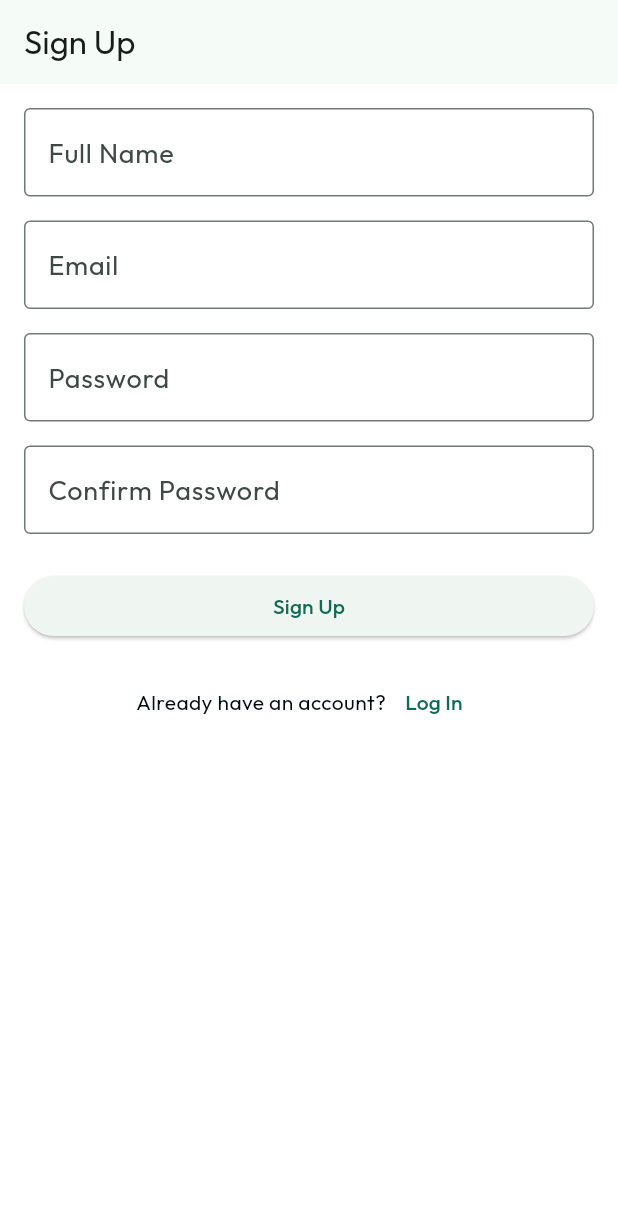
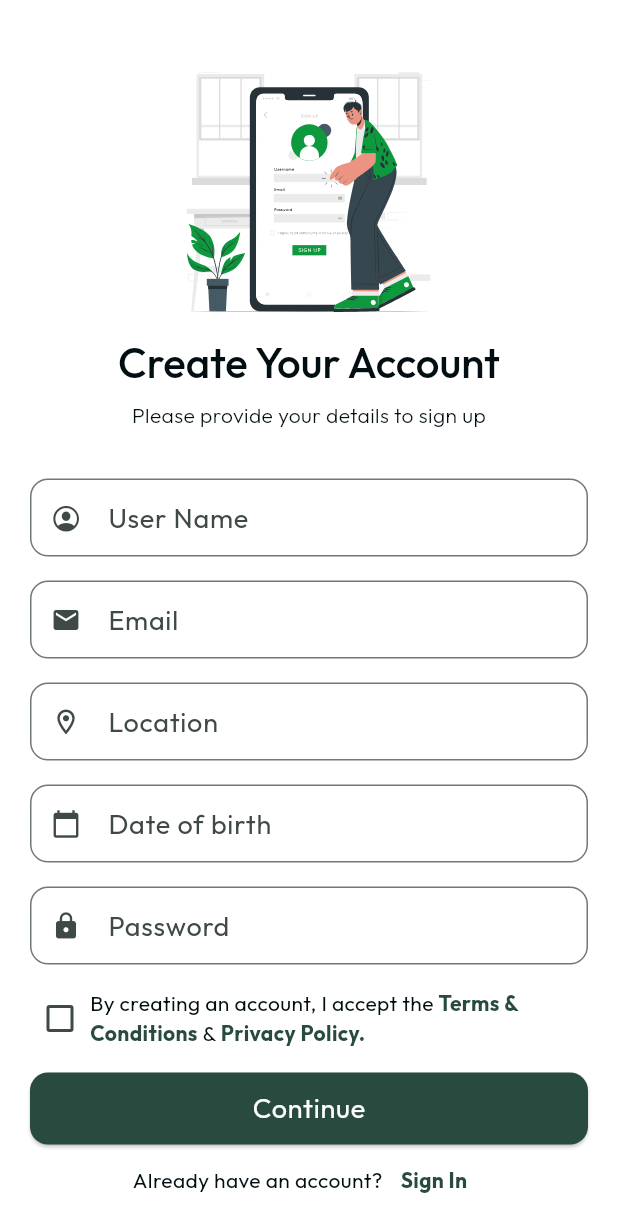
Before and after one commit to Sohan-14/riverpod_test, a Flutter app: the SignUpScreen screen opened by its route, on a phone screen of 412 x 824 dp. Shown: the top 1232 px of the screen. Run offline on Flutter 3.47's test engine with Material 3 defaults, Android fonts, the light colour scheme and no system bars; our stand-ins replace cached_network_image, connectivity_plus, dio, equatable, flutter_riverpod, flutter_secure_storage and 3 more; accounts and stored records are empty; project files that could hold a hidden picture were left out.

Commit message:
design: sign in, sign up

```diff
--- /dev/null
+++ b/lib/core/shared/app_elevated_button.dart
@@ -0,0 +1,56 @@
+import 'package:flutter/material.dart';
+
+import '../extensions/context_extensions.dart';
+import '../config/colors.dart';
+
+class AppElevatedButton extends StatelessWidget {
+  final String label;
+  final VoidCallback? onPressed;
+  final bool isLoading;
+  final bool isEnabled;
+  final Widget? icon;
+  final double? height;
+  final Color? backgroundColor;
+
+  const AppElevatedButton({
+    super.key,
+    required this.label,
+    required this.onPressed,
+    this.isLoading = false,
+    this.isEnabled = true,
+    this.icon,
+    this.backgroundColor,
+    this.height = 48.0,
+  });
+
+  @override
+  Widget build(BuildContext context) {
+    return ElevatedButton(
+      onPressed: isEnabled && !isLoading ? onPressed : null,
+      style: ElevatedButton.styleFrom(
+        backgroundColor: backgroundColor ?? AppColors.primary,
+        minimumSize: Size(double.infinity, height!),
+        shape: RoundedRectangleBorder(
+          borderRadius: BorderRadius.circular(12),
+        ),
+      ),
+      child: isLoading
+          ? const CircularProgressIndicator()
+          : Row(
+              mainAxisAlignment: MainAxisAlignment.center,
+              children: <Widget>[
+                if (icon != null) ...<Widget>[
+                  icon!,
+                  const SizedBox(width: 8),
+                ],
+                Text(
+                  label,
+                  style: context.txtTheme.bodyLarge?.copyWith(
+                    color: AppColors.white,
+                  ),
+                ),
+              ],
+            ),
+    );
+  }
+}
--- a/lib/features/auth/presentation/screens/sign_up_screen.dart
+++ b/lib/features/auth/presentation/screens/sign_up_screen.dart
@@ -1,138 +1,191 @@
-import 'package:app/features/auth/presentation/states/auth_state.dart';
-import 'package:app/features/auth/presentation/states/sign_up_state.dart';
+import 'package:flutter/cupertino.dart';
 import 'package:flutter/material.dart';
 import 'package:flutter_riverpod/flutter_riverpod.dart';
 import 'package:go_router/go_router.dart';
 
+import '../../../../core/config/colors.dart';
+import '../../../../core/shared/app_elevated_button.dart';
+import '../../../../core/extensions/context_extensions.dart';
+import '../../../../core/config/icons.dart';
+import '../../../../core/config/sizes.dart';
 import '../../../../core/navigation/route_paths.dart';
+import '../../../../core/shared/image_loader.dart';
 import '../providers/auth_provider.dart';
+import '../widgets/auth_text_field.dart';
+import '../widgets/auth_title_section.dart';
 
 class SignUpScreen extends ConsumerWidget {
   const SignUpScreen({super.key});
 
   @override
   Widget build(BuildContext context, WidgetRef ref) {
-    final TextEditingController nameController = TextEditingController();
+    final TextEditingController userController = TextEditingController();
     final TextEditingController emailController = TextEditingController();
+    final TextEditingController locationController = TextEditingController();
     final TextEditingController passwordController = TextEditingController();
-    final TextEditingController confirmPasswordController =
-        TextEditingController();
-
-    final SignupState signupState = ref.watch(signupControllerProvider);
-    final AuthState authState = ref.watch(authProvider);
 
     return Scaffold(
-      appBar: AppBar(title: const Text('Sign Up')),
-      body: SingleChildScrollView(
-        child: Padding(
-          padding: const EdgeInsets.all(16.0),
+      body: SafeArea(
+        child: SingleChildScrollView(
+          physics: const BouncingScrollPhysics(),
+          padding: const EdgeInsets.symmetric(
+            horizontal: AppSizes.screenHorizontal,
+            vertical: AppSizes.spaceBetweenItems,
+          ),
           child: Column(
             crossAxisAlignment: CrossAxisAlignment.stretch,
             children: <Widget>[
-              if (authState.errorMessage != null)
-                Padding(
-                  padding: const EdgeInsets.only(bottom: 16.0),
-                  child: Text(
-                    authState.errorMessage!,
-                    style: const TextStyle(color: Colors.red),
-                  ),
-                ),
+              const SizedBox(height: AppSizes.spaceBetweenSections),
 
-              TextFormField(
-                controller: nameController,
-                decoration: InputDecoration(
-                  labelText: 'Full Name',
-                  border: const OutlineInputBorder(),
-                  errorText: signupState.nameError,
-                ),
-                onChanged: (String value) => ref
-                    .read(signupControllerProvider.notifier)
-                    .updateName(value),
+              const ImageLoader(
+                imagePath: AppIcons.signUp,
+                width: 160,
+                height: 160,
+                fit: BoxFit.contain,
               ),
 
-              const SizedBox(height: 16),
+              const SizedBox(height: AppSizes.spaceBetweenItems),
 
-              TextFormField(
-                controller: emailController,
-                decoration: InputDecoration(
-                  labelText: 'Email',
-                  border: const OutlineInputBorder(),
-                  errorText: signupState.emailError,
-                ),
-                keyboardType: TextInputType.emailAddress,
-                onChanged: (String value) => ref
-                    .read(signupControllerProvider.notifier)
-                    .updateEmail(value),
+              const AuthTitleSection(
+                title: "Create Your Account",
+                subTitle: "Please provide your details to sign up",
               ),
 
-              const SizedBox(height: 16),
+              const SizedBox(height: AppSizes.spaceBetweenSections),
 
-              TextFormField(
-                controller: passwordController,
-                decoration: InputDecoration(
-                  labelText: 'Password',
-                  border: const OutlineInputBorder(),
-                  errorText: signupState.passwordError,
-                ),
-                obscureText: true,
-                onChanged: (String value) {
-                  ref
-                      .read(signupControllerProvider.notifier)
-                      .updatePassword(value);
-                  // Also validate confirm password when password changes
-                  if (confirmPasswordController.text.isNotEmpty) {
-                    ref
-                        .read(signupControllerProvider.notifier)
-                        .updateConfirmPassword(
-                          value,
-                          confirmPasswordController.text,
-                        );
-                  }
+              Consumer(
+                builder: (BuildContext context, WidgetRef ref, Widget? child) {
+                  return AuthTextField(
+                    controller: userController,
+                    labelText: 'User Name',
+                    keyboardType: TextInputType.text,
+                    prefixIcon: CupertinoIcons.profile_circled,
+                  );
                 },
               ),
 
-              const SizedBox(height: 16),
+              const SizedBox(height: AppSizes.spaceBetweenItems),
 
-              TextFormField(
-                controller: confirmPasswordController,
-                decoration: InputDecoration(
-                  labelText: 'Confirm Password',
-                  border: const OutlineInputBorder(),
-                  errorText: signupState.confirmPasswordError,
-                ),
-                obscureText: true,
-                onChanged: (String value) => ref
-                    .read(signupControllerProvider.notifier)
-                    .updateConfirmPassword(passwordController.text, value),
+              Consumer(
+                builder: (BuildContext context, WidgetRef ref, Widget? child) {
+                  return AuthTextField(
+                    controller: emailController,
+                    labelText: 'Email',
+                    keyboardType: TextInputType.emailAddress,
+                    prefixIcon: Icons.email,
+                  );
+                },
               ),
 
-              const SizedBox(height: 24),
+              const SizedBox(height: AppSizes.spaceBetweenItems),
 
-              ElevatedButton(
-                onPressed: signupState.isSubmitting
-                    ? null
-                    : () => ref
-                          .read(signupControllerProvider.notifier)
-                          .signup(
-                            nameController.text,
-                            emailController.text,
-                            passwordController.text,
-                            confirmPasswordController.text,
-                          ),
-                child: signupState.isSubmitting
-                    ? const CircularProgressIndicator()
-                    : const Text('Sign Up'),
+              Consumer(
+                builder: (BuildContext context, WidgetRef ref, Widget? child) {
+                  return AuthTextField(
+                    controller: locationController,
+                    labelText: 'Location',
+                    keyboardType: TextInputType.text,
+                    prefixIcon: Icons.location_on_outlined,
+                  );
+                },
               ),
 
-              const SizedBox(height: 16),
+              const SizedBox(height: AppSizes.spaceBetweenItems),
+
+              Consumer(
+                builder: (BuildContext context, WidgetRef ref, Widget? child) {
+                  return AuthTextField(
+                    controller: locationController,
+                    labelText: 'Date of birth',
+                    keyboardType: TextInputType.text,
+                    prefixIcon: Icons.calendar_today,
+                  );
+                },
+              ),
+
+              const SizedBox(height: AppSizes.spaceBetweenItems),
+
+              Consumer(
+                builder: (BuildContext context, WidgetRef ref, Widget? child) {
+                  return AuthTextField(
+                    controller: passwordController,
+                    labelText: 'Password',
+                    obscureText: true,
+                    prefixIcon: Icons.lock,
+                  );
+                },
+              ),
+
+              const SizedBox(height: AppSizes.spaceBetweenItems),
+
+              Row(
+                children: <Widget>[
+                  Checkbox(
+                    materialTapTargetSize: MaterialTapTargetSize.shrinkWrap,
+                    value: false,
+                    onChanged: (bool? value) {},
+                  ),
+                  Expanded(
+                    child: RichText(
+                      text: TextSpan(
+                        text: "By creating an account, I accept the ",
+                        style: context.txtTheme.bodyMedium,
+                        children: <TextSpan>[
+                          TextSpan(
+                            text: "Terms & Conditions",
+                            style: context.txtTheme.bodyMedium?.copyWith(
+                              color: AppColors.primary,
+                              fontWeight: FontWeight.bold,
+                            ),
+                          ),
+                          const TextSpan(
+                            text: " & ",
+                          ),
+                          TextSpan(
+                            text: "Privacy Policy.",
+                            style: context.txtTheme.bodyMedium?.copyWith(
+                              color: AppColors.primary,
+                              fontWeight: FontWeight.bold,
+                            ),
+                          ),
+                        ],
+                      ),
+                    ),
+                  ),
+                ],
+              ),
+
+              const SizedBox(height: AppSizes.spaceBetweenItems),
+
+              AppElevatedButton(
+                onPressed: () {
+                  ref
+                      .read(loginControllerProvider.notifier)
+                      .login(
+                        emailController.text,
+                        passwordController.text,
+                      );
+                },
+                label: 'Continue',
+                isLoading: ref.watch(loginControllerProvider).isSubmitting,
+              ),
 
               Row(
                 mainAxisAlignment: MainAxisAlignment.center,
                 children: <Widget>[
-                  const Text('Already have an account?'),
+                  Text(
+                    "Already have an account?",
+                    style: context.txtTheme.bodyMedium,
+                  ),
                   TextButton(
                     onPressed: () => context.push(RoutePaths.login),
-                    child: const Text('Log In'),
+                    child: Text(
+                      'Sign In',
+                      style: context.txtTheme.bodyMedium?.copyWith(
+                        color: AppColors.primary,
+                        fontWeight: FontWeight.bold,
+                      ),
+                    ),
                   ),
                 ],
               ),
--- a/lib/features/auth/presentation/states/login_state.dart
+++ b/lib/features/auth/presentation/states/login_state.dart
@@ -11,6 +11,7 @@ class LoginState {
     this.formSubmitted = false,
   });
 
+  // A helper method to clone the state and make specific changes
   LoginState copyWith({
     String? emailError,
     String? passwordError,
--- /dev/null
+++ b/lib/features/auth/presentation/widgets/auth_text_field.dart
@@ -0,0 +1,51 @@
+import 'package:app/core/extensions/context_extensions.dart';
+import 'package:flutter/material.dart';
+
+class AuthTextField extends StatelessWidget {
+  final TextEditingController controller;
+  final String labelText;
+  final String? errorText;
+  final TextInputType keyboardType;
+  final IconData? prefixIcon;
+  final bool obscureText;
+  final ValueChanged<String>? onChanged;
+
+  const AuthTextField({
+    super.key,
+    required this.controller,
+    required this.labelText,
+    this.errorText,
+    this.keyboardType = TextInputType.text,
+    this.prefixIcon,
+    this.obscureText = false,
+    this.onChanged,
+  });
+
+  @override
+  Widget build(BuildContext context) {
+    return TextFormField(
+      onTapOutside: (PointerDownEvent pointerDownEvent) => context.hideKeyboard,
+      controller: controller,
+      obscureText: obscureText,
+      keyboardType: keyboardType,
+      onChanged: onChanged,
+      style: context.txtTheme.bodyMedium,
+      decoration: InputDecoration(
+        prefixIcon: prefixIcon != null
+            ? Padding(
+                padding: const EdgeInsets.all(8.0),
+                child: Icon(
+                  prefixIcon,
+                  size: 20.0,
+                ),
+              )
+            : null,
+        labelText: labelText,
+        border: OutlineInputBorder(
+          borderRadius: BorderRadius.circular(12),
+        ),
+        errorText: errorText,
+      ),
+    );
+  }
+}
--- a/lib/features/auth/presentation/widgets/auth_title_section.dart
+++ b/lib/features/auth/presentation/widgets/auth_title_section.dart
@@ -1,7 +1,7 @@
-import 'package:app/core/extensions/context_extensions.dart';
 import 'package:flutter/material.dart';
 
 import '../../../../core/config/sizes.dart';
+import '../../../../core/extensions/context_extensions.dart';
 
 class AuthTitleSection extends StatelessWidget {
   final String title;
```
Also changed, not shown: lib/core/shared/app_outline_button.dart (added, +58 -0 lines), lib/features/auth/presentation/controllers/login_controller.dart (+10 -9 lines), lib/features/auth/presentation/screens/forgot_screen.dart (+36 -110 lines), lib/features/auth/presentation/screens/login_screen.dart (+92 -62 lines).
